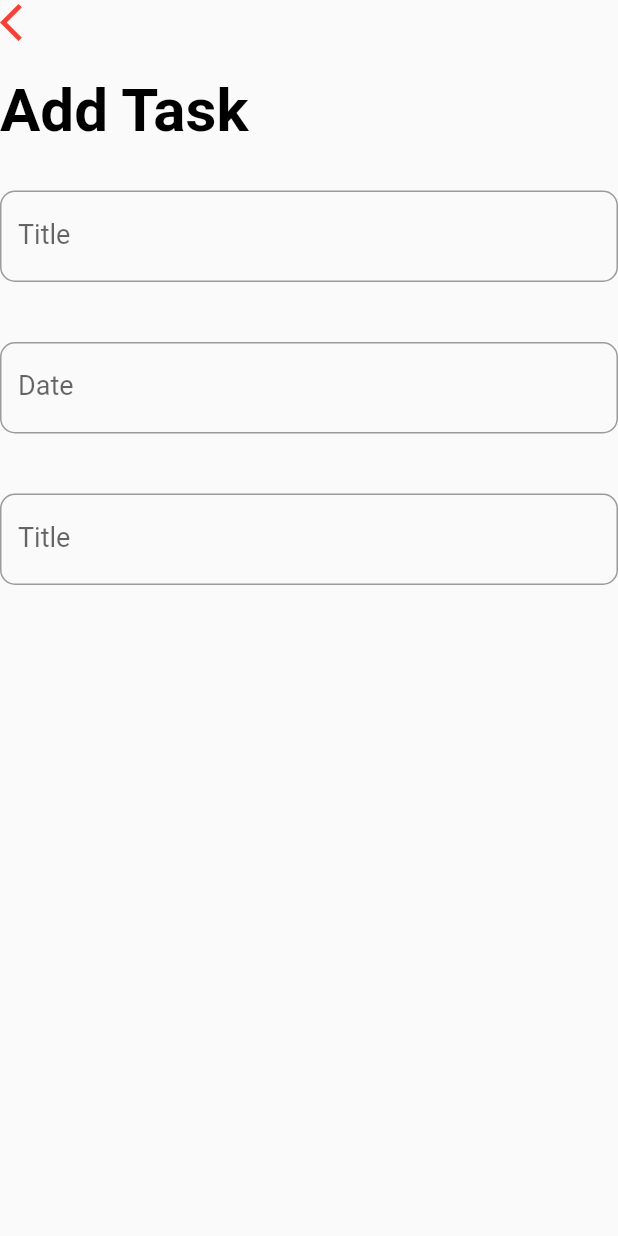
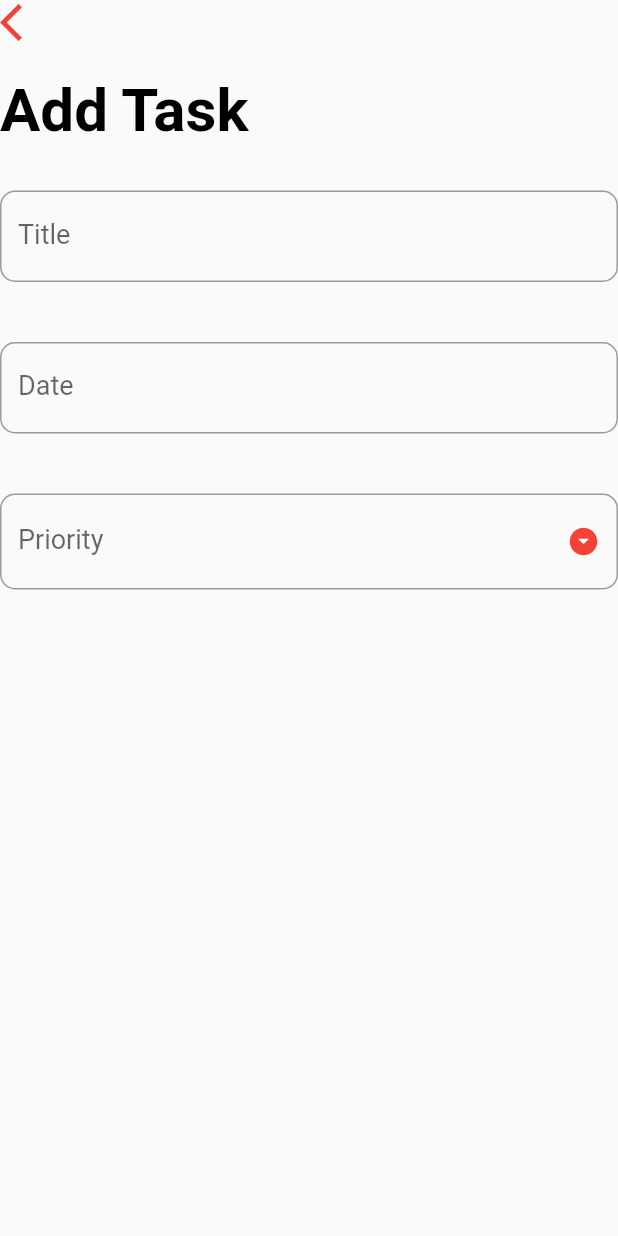
Before and after one commit to octoi/todo-list-flutter, a Flutter app: the AddTaskScreen screen opened directly, on a phone screen of 412 x 824 dp. Run offline on Flutter 3.47's test engine with Material 2 defaults, Android fonts, the phone set to English and light mode, and no system bars.

Commit message:
added select menu for priority

```diff
--- a/lib/screens/add_task_screen.dart
+++ b/lib/screens/add_task_screen.dart
@@ -12,9 +12,10 @@ class _AddTaskScreenState extends State<AddTaskScreen> {
   String _title = '';
   String _priority = '';
   DateTime _date = DateTime.now();
+  TextEditingController _dateController = TextEditingController();
 
-  TextEditingController _dateController = TextEditingController();
   final DateFormat _dateFormatter = DateFormat('MMM dd, yyyy');
+  final List<String> _priorities = ['Low', 'Medium', 'High'];
 
   _handleDatePicker() async {
     final date = await showDatePicker(
@@ -97,23 +98,36 @@ class _AddTaskScreenState extends State<AddTaskScreen> {
                 ),
                 Padding(
                   padding: EdgeInsets.symmetric(vertical: 20.0),
-                  child: TextFormField(
+                  child: DropdownButtonFormField(
+                    icon: Icon(Icons.arrow_drop_down_circle),
+                    iconSize: 22.0,
+                    iconEnabledColor: Theme.of(context).primaryColor,
+                    items: _priorities.map((String priority) {
+                      return DropdownMenuItem(
+                        value: priority,
+                        child: Text(
+                          priority,
+                          style: TextStyle(
+                            color: Colors.black,
+                          ),
+                        ),
+                      );
+                    }).toList(),
                     style: TextStyle(fontSize: 18.0),
                     decoration: InputDecoration(
-                      labelText: "Title",
+                      labelText: "Priority",
                       labelStyle: TextStyle(fontSize: 18.0),
                       border: OutlineInputBorder(
                         borderRadius: BorderRadius.circular(10.0),
                       ),
                     ),
-                    validator: (input) {
-                      if (input == null) return input;
-                      return input.trim().isEmpty
-                          ? 'Please enter a title'
-                          : null;
+                    validator: (input) =>
+                        input == null ? 'Please select a priority level' : null,
+                    onChanged: (value) {
+                      setState(() {
+                        _priority = value.toString();
+                      });
                     },
-                    onSaved: (input) => input != null ? _title = input : null,
-                    initialValue: _title,
                   ),
                 ),
               ],
```
